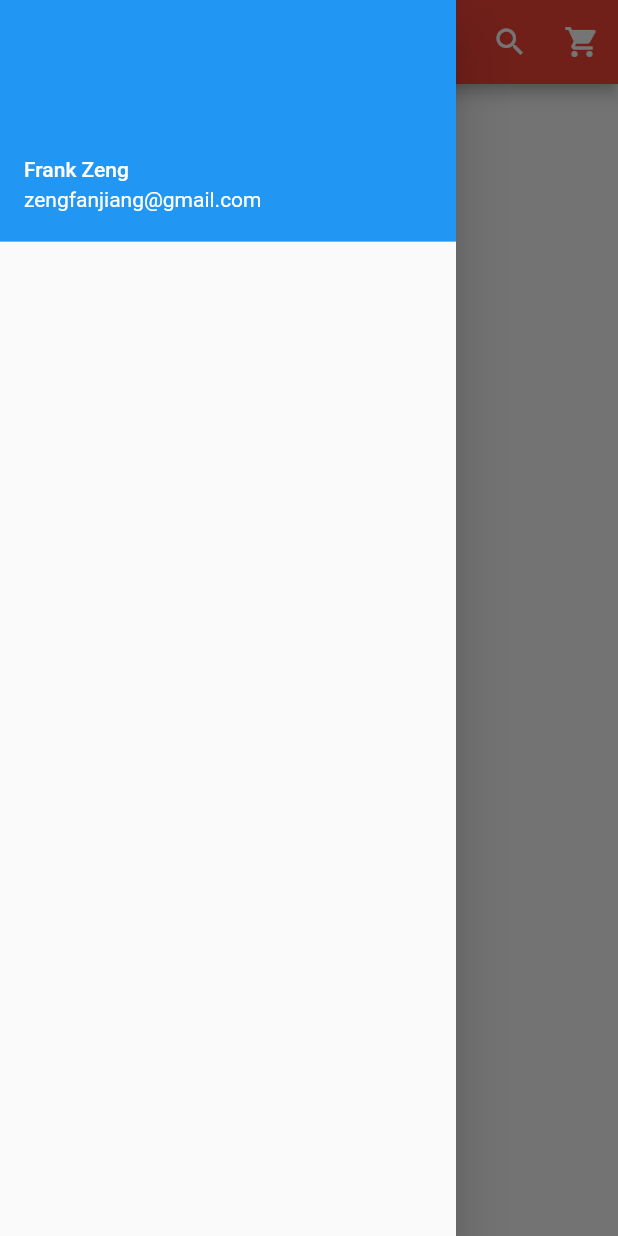
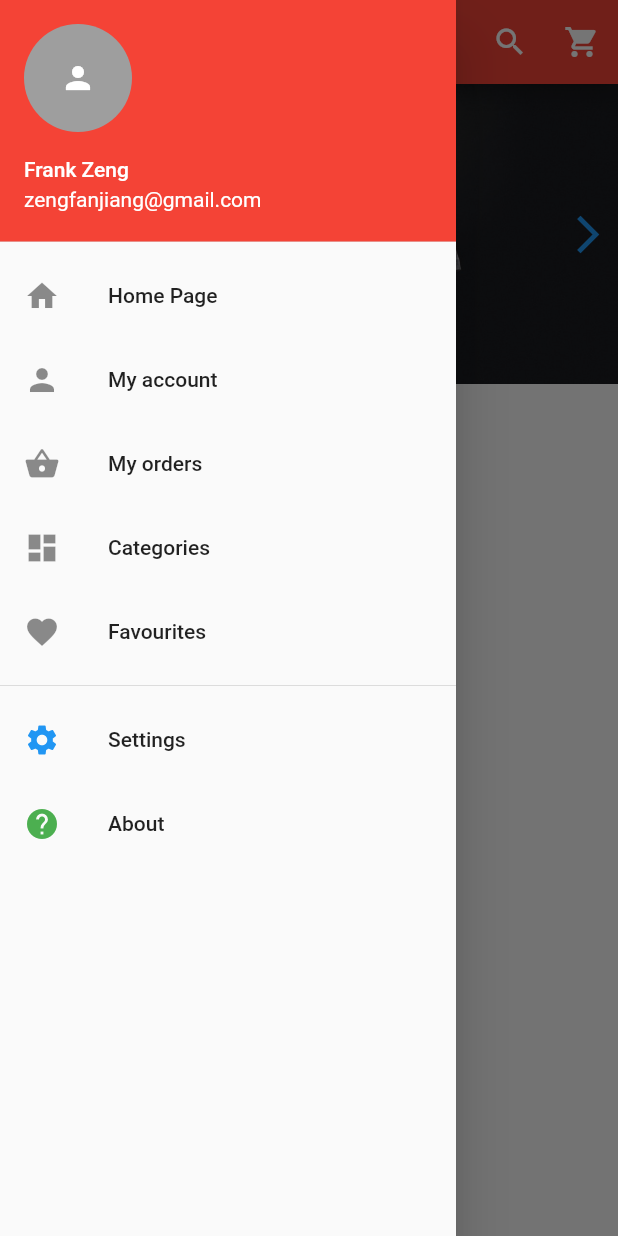
Before and after one commit to Frank1016/fashion_shop, a Flutter app: the screen it shows after launch, with the side drawer open, on a phone screen of 412 x 824 dp. Run offline on Flutter 3.47's test engine with Material 2 defaults, Android fonts, the phone set to English and light mode, and no system bars; drawn by our look-alikes of card_swiper; our stand-ins replace carousel_slider.

Commit message:
swiper added

```diff
--- a/lib/main.dart
+++ b/lib/main.dart
@@ -1,4 +1,6 @@
 import 'package:flutter/material.dart';
+import 'package:carousel_slider/carousel_slider.dart';
+import 'package:card_swiper/card_swiper.dart';
 
 void main() {
   runApp(MaterialApp(
@@ -17,8 +19,56 @@ class HomePage extends StatefulWidget {
 class _HomePageState extends State<HomePage> {
   @override
   Widget build(BuildContext context) {
+    List<String> list = [
+      'images/m1.jpeg',
+      'images/m2.jpg',
+      'images/w1.jpeg',
+      'images/w3.jpeg',
+      'images/w4.jpeg',
+      'images/c1.jpg',
+    ];
+    Widget swiper = Container(
+      height: 200.0,
+      child: Swiper(
+        itemBuilder: (context, index) {
+          final image = list[index];
+          return Image.asset(
+            image,
+            fit: BoxFit.cover,
+          );
+        },
+        indicatorLayout: PageIndicatorLayout.COLOR,
+        autoplay: false,
+        itemCount: list.length,
+        pagination: const SwiperPagination(),
+        control: const SwiperControl(),
+      ),
+    );
+
+    Widget image_carousel = Container(
+      height: 200.0,
+      child: CarouselSlider(
+        options: CarouselOptions(
+          height: 200.0,
+          enlargeCenterPage: true,
+          aspectRatio: 16 / 9,
+          autoPlay: false,
+        ),
+        items: list
+            .map((e) => Container(
+                  child: Image.asset(
+                    e,
+                    fit: BoxFit.cover,
+                    width: 400.0,
+                  ),
+                ))
+            .toList(),
+      ),
+    );
+
     return Scaffold(
       appBar: AppBar(
+        elevation: 5,
         backgroundColor: Colors.red,
         title: Text('Fashion Shop'),
         actions: [
@@ -34,13 +84,89 @@ class _HomePageState extends State<HomePage> {
               ))
         ],
       ),
+      body: swiper,
       drawer: Drawer(
         child: ListView(
           children: [
-            //header
+//header
             UserAccountsDrawerHeader(
-                accountName: Text('Frank Zeng'),
-                accountEmail: Text('zengfanjiang@gmail.com'))
+              accountName: Text('Frank Zeng'),
+              accountEmail: Text('zengfanjiang@gmail.com'),
+              currentAccountPicture: GestureDetector(
+                child: CircleAvatar(
+                  backgroundColor: Colors.grey,
+                  child: Icon(
+                    Icons.person,
+                    color: Colors.white,
+                  ),
+                ),
+              ),
+              decoration: BoxDecoration(color: Colors.red),
+            ),
+//body
+            InkWell(
+              onTap: () {},
+              child: ListTile(
+                title: Text('Home Page'),
+                leading: Icon(Icons.home),
+              ),
+            ),
+
+            InkWell(
+              onTap: () {},
+              child: ListTile(
+                title: Text('My account'),
+                leading: Icon(Icons.person),
+              ),
+            ),
+
+            InkWell(
+              onTap: () {},
+              child: ListTile(
+                title: Text('My orders'),
+                leading: Icon(Icons.shopping_basket),
+              ),
+            ),
+
+            InkWell(
+              onTap: () {},
+              child: ListTile(
+                title: Text('Categories'),
+                leading: Icon(Icons.dashboard),
+              ),
+            ),
+
+            InkWell(
+              onTap: () {},
+              child: ListTile(
+                title: Text('Favourites'),
+                leading: Icon(Icons.favorite),
+              ),
+            ),
+
+            Divider(),
+
+            InkWell(
+              onTap: () {},
+              child: ListTile(
+                title: Text('Settings'),
+                leading: Icon(
+                  Icons.settings,
+                  color: Colors.blue,
+                ),
+              ),
+            ),
+
+            InkWell(
+              onTap: () {},
+              child: ListTile(
+                title: Text('About'),
+                leading: Icon(
+                  Icons.help,
+                  color: Colors.green,
+                ),
+              ),
+            ),
           ],
         ),
       ),
--- a/pubspec.yaml
+++ b/pubspec.yaml
@@ -36,6 +36,8 @@ dependencies:
   # The following adds the Cupertino Icons font to your application.
   # Use with the CupertinoIcons class for iOS style icons.
   cupertino_icons: ^1.0.2
+  carousel_slider: ^4.1.1
+  card_swiper: ^2.0.4
 
 dev_dependencies:
   flutter_test:
@@ -60,8 +62,8 @@ flutter:
   uses-material-design: true
 
   # To add assets to your application, add an assets section, like this:
-  # assets:
-  #   - images/a_dot_burr.jpeg
+  assets:
+    - images/
   #   - images/a_dot_ham.jpeg
 
   # An image asset can refer to one or more resolution-specific "variants", see
```
Also changed, not shown: images/profile.PNG (added), pubspec.lock.
